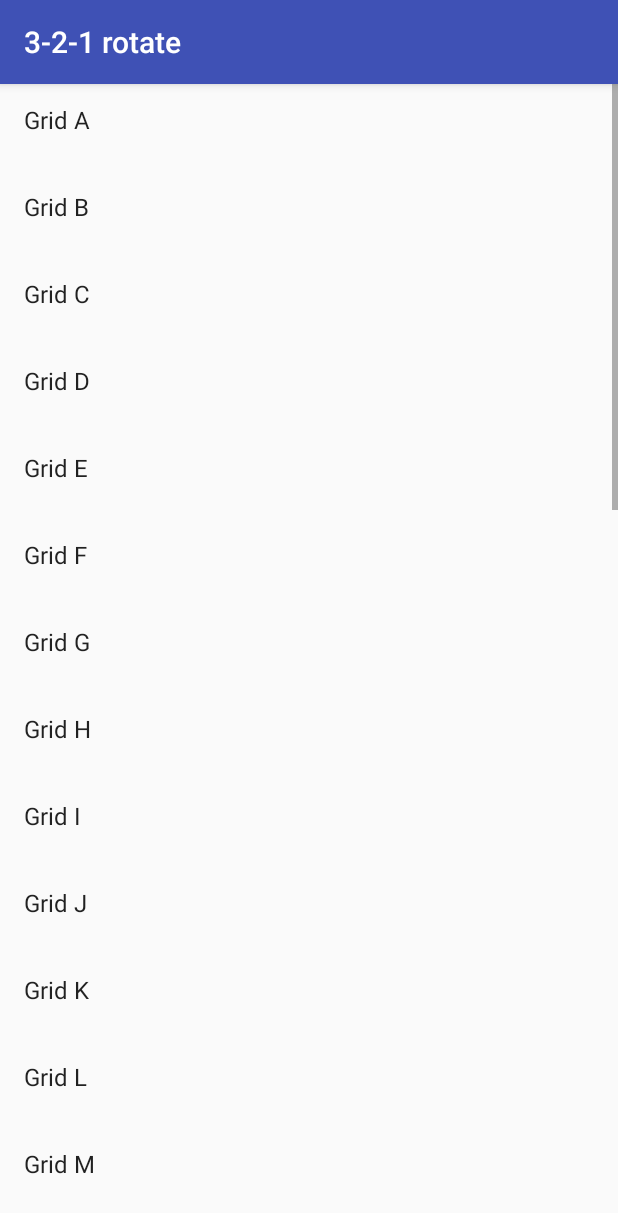
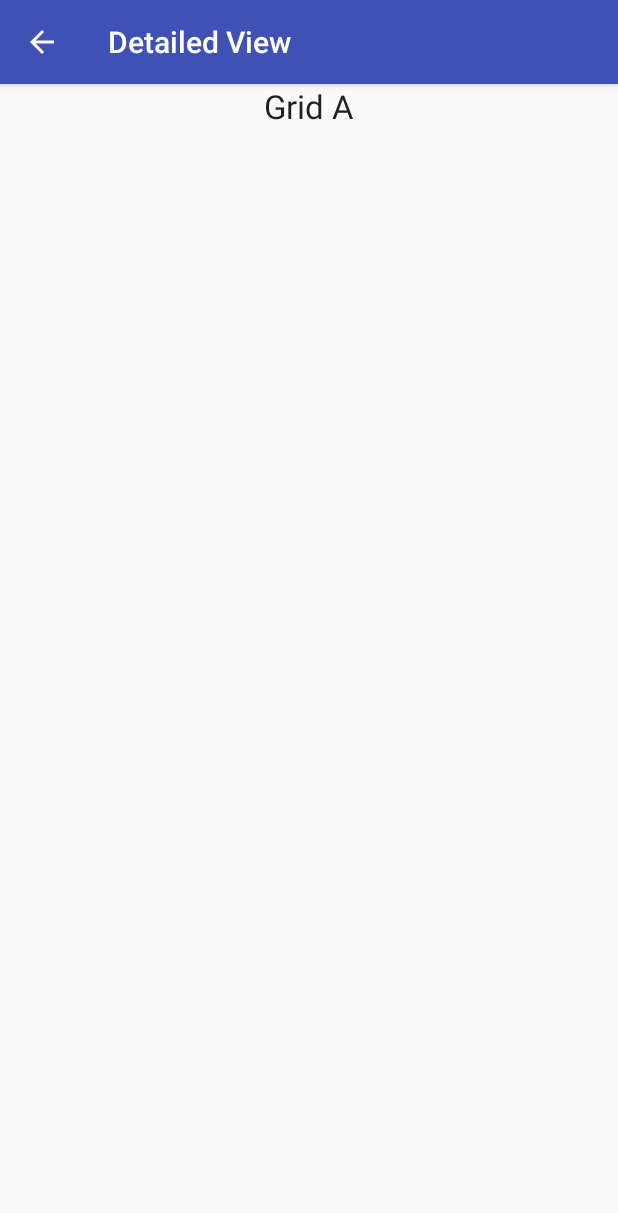
Before and after one commit to robbiemu/3-2-1-rotate, an Android app: the screen it shows after launch (MainActivity before the commit, DetailActivity after it), after a tap on "Grid A", on a phone screen of 412 x 824 dp. Shown: the top 1213 px of the screen. Run offline under Robolectric (Android 15) with nearby library versions, the phone set to English and light mode, and no system bars.

Commit message:
mostly completed. Need to at least fix rotation from one-pane with detail to two pane so it shows the detail

```diff
--- a/app/src/main/java/xyz/selfenrichment/robertotomas/three_two_one_rotate/DetailActivity.java
+++ b/app/src/main/java/xyz/selfenrichment/robertotomas/three_two_one_rotate/DetailActivity.java
@@ -1,10 +1,18 @@
 package xyz.selfenrichment.robertotomas.three_two_one_rotate;
+// Created by RobertoTomás on 0004, 4, 4, 2016.
 
+import android.content.Intent;
 import android.os.Bundle;
+import android.support.annotation.NonNull;
 import android.support.v7.app.AppCompatActivity;
+import android.widget.TextView;
+
+import xyz.selfenrichment.robertotomas.three_two_one_rotate.lib.LayoutUtil;
 
 /**
- * Created by RobertoTomás on 0004, 4, 4, 2016.
+ * This activity is meant for single-pane mode only. It has a handler to detect screenRotation. Each
+ * rotation event will check if the layout qualifies for two-pane mode and if so, defer back to the
+ * activity.
  */
 public class DetailActivity extends AppCompatActivity {
     @Override
@@ -12,16 +20,46 @@ public class DetailActivity extends AppCompatActivity {
         super.onCreate(savedInstanceState);
         setContentView(R.layout.activity_detail);
 
+        handleScreenRotation();
+
         if (savedInstanceState == null) {
+            Intent i = getIntent();
             Bundle arguments = new Bundle();
-            arguments.putParcelable(DetailFragment.DETAIL_TITLE, getIntent().getData());
+            arguments.putString(getString(R.string.key_view_item_title),
+                    i.getStringExtra(getString(R.string.key_view_item_title)));
+            arguments.putInt(getString(R.string.key_grid_view_position),
+                    i.getIntExtra(getString(R.string.key_grid_view_position),0));
 
             DetailFragment fragment = new DetailFragment();
             fragment.setArguments(arguments);
 
             getSupportFragmentManager().beginTransaction()
-                    .add(R.id.fragmentcontainer_details_fragment, fragment)
+                    .add(R.id.fragmentcontainer_detail, fragment)
                     .commit();
+        } // there is no else clause here, as the previous state will already have configured the
+        // textview in the fragment.
+    }
+
+    @Override
+    protected void onResume() {
+        super.onResume();
+
+        handleScreenRotation();
+    }
+
+    private void handleScreenRotation() {
+        if(LayoutUtil.twoPanes(this)){ // if the screen rotated while on single pane, we need to
+            // translate to dual-pane presentation.
+            TextView tv = (TextView) findViewById(R.id.textView);
+
+            int position = _getPositionFromTag(tv);
+            startActivity(new Intent(this, MainActivity.class).putExtra(
+                            getString(R.string.key_grid_view_position), position));
         }
     }
+
+    @NonNull
+    private Integer _getPositionFromTag(TextView tv) {
+        return (Integer) tv.getTag(R.id.tag_grid_view_item_position);
+    }
 }
--- a/app/src/main/java/xyz/selfenrichment/robertotomas/three_two_one_rotate/DetailFragment.java
+++ b/app/src/main/java/xyz/selfenrichment/robertotomas/three_two_one_rotate/DetailFragment.java
@@ -1,23 +1,45 @@
 package xyz.selfenrichment.robertotomas.three_two_one_rotate;
+// Created by RobertoTomás on 0004, 4, 4, 2016.
 
 import android.os.Bundle;
 import android.support.v4.app.Fragment;
+import android.util.Log;
+import android.view.LayoutInflater;
+import android.view.View;
+import android.view.ViewGroup;
 import android.widget.TextView;
 
+
 /**
- * Created by RobertoTomás on 0004, 4, 4, 2016.
+ * The detail fragment contains a textview to show the single item selected of lib/Data data.
+ * The data itself is actually passed through the activities and fragments, rather than calling the
+ * data source again (although in this case, it would be a trivial performance hit).
  */
 public class DetailFragment extends Fragment {
-    public static String DETAIL_TITLE = "title";
+    private String TITLE;
+    private int POSITION;
+    private TextView mTextView;
 
     @Override
-    public void onCreate(Bundle savedInstanceState) {
-        super.onCreate(savedInstanceState);
+    public View onCreateView(LayoutInflater inflater, ViewGroup container,
+            Bundle savedInstanceState) {
 
-    }
+        View rootView = inflater.inflate(R.layout.fragment_detail, container, false);
+        mTextView = (TextView) rootView.findViewById(R.id.textView);
 
-    public void setupTextView() {
-        TextView tv = (TextView) getActivity().findViewById(R.id.textView);
-        tv.setText(DETAIL_TITLE);
+        Bundle arguments = getArguments();
+        if (arguments != null) {
+            TITLE = arguments.getString(getString(R.string.key_view_item_title));
+            POSITION = arguments.getInt(getString(R.string.key_grid_view_position),0);
+        } else {
+            Log.e(DetailFragment.class.getSimpleName(), " in onCreateView: Called " +
+                    "without arguments");
+            return rootView;
+        }
+
+        mTextView.setText(TITLE);
+        mTextView.setTag(R.id.tag_grid_view_item_position, POSITION);
+
+        return rootView;
     }
 }
--- a/app/src/main/java/xyz/selfenrichment/robertotomas/three_two_one_rotate/MainActivity.java
+++ b/app/src/main/java/xyz/selfenrichment/robertotomas/three_two_one_rotate/MainActivity.java
@@ -1,8 +1,14 @@
 package xyz.selfenrichment.robertotomas.three_two_one_rotate;
 
+import android.support.v4.app.Fragment;
+import android.content.Intent;
 import android.os.Bundle;
+import android.support.annotation.NonNull;
 import android.support.v7.app.AppCompatActivity;
-import android.widget.GridView;
+import android.view.View;
+import android.widget.TextView;
+
+import xyz.selfenrichment.robertotomas.three_two_one_rotate.lib.LayoutUtil;
 
 public class MainActivity extends AppCompatActivity implements MainFragment.Callback {
     @Override
@@ -10,31 +16,72 @@ public class MainActivity extends AppCompatActivity implements MainFragment.Call
         super.onCreate(savedInstanceState);
         setContentView(R.layout.activity_main);
 
-        if (findViewById(R.id.fragment_detail) != null) { // you are in two-pane mode
-
+        if (LayoutUtil.twoPanes(this)) {
             // In two-pane mode, show the detail fragment in this activity by adding or replacing
             // the fragmentcontainer in the xml-layout using a fragment transaction.
             if (savedInstanceState == null) {
                 getSupportFragmentManager().beginTransaction()
-                        .replace(R.id.fragmentcontainer_details_fragment,
-                                new DetailFragment(), DetailFragment.class.getSimpleName())
+                        .replace(R.id.fragmentcontainer_detail,
+                                getGridViewFragment(), DetailFragment.class.getSimpleName())
                         .commit();
             }
         }
+
+        /* the id in the <fragment> is to configure an un-instantiated fragment by id, as from the
+           main activity's onCreate with:
+        SomeFragment someFragment = ((SomeFragment)getSupportFragmentManager()
+                .findFragmentById(R.id.this_fragment_id));
+        someFragment.prepareSomeStateForRender(someStateValue);
+        */
     }
 
+    @NonNull
+    private Fragment getGridViewFragment() {
+        Bundle args = null;
+
+        Intent i = getIntent();
+        if (i != null) {
+            args = new Bundle();
+            int scrollTo = i.getIntExtra(getString(R.string.key_grid_view_position),0);
+            args.putInt(getString(R.string.key_grid_view_position), scrollTo);
+        }
+
+        Fragment fragment = new Fragment();
+        if (args != null) {
+            fragment.setArguments(args);
+        }
+        return fragment;
+    }
+
+    /**
+     * MainFragment Callback override - handles click events on gridview items
+     * @param v - the calling view containing the data item
+     * @param pos - the position of the view from the grid_view
+     */
     @Override
-    protected void onSaveInstanceState(Bundle outState) {
-        super.onSaveInstanceState(outState);
-        GridView gv = (GridView) findViewById(R.id.grid_view);
-        if (gv != null) {
-            outState.putInt(Grid_View.POSITION, gv.getScrollY());
+    public void onItemSelected(View v, int pos) {
+        String selectedText = (String) ((TextView) v).getText();
+        // We are splitting the logic here because we don't just need to load the detail fragment
+        // with the data. We also need to completely switch activities if it is single-pane
+        if (LayoutUtil.twoPanes(this)) {
+            Bundle args = new Bundle();
+            args.putString(
+                    getString(R.string.key_view_item_title),
+                    selectedText);
+            args.putInt(getString(R.string.key_grid_view_position), pos);
+
+            DetailFragment fragment = new DetailFragment();
+            fragment.setArguments(args);
+
+            getSupportFragmentManager().beginTransaction()
+                    .replace(R.id.fragmentcontainer_detail, fragment,
+                            DetailFragment.class.getSimpleName())
+                    .commit();
+        } else {
+            Intent intent = new Intent(this, DetailActivity.class)
+                    .putExtra(getString(R.string.key_view_item_title), selectedText)
+                    .putExtra(getString(R.string.key_grid_view_position), pos);
+            startActivity(intent);
         }
     }
-
-    //Callback override
-    @Override
-    public void onItemSelected(int pos) {
-        // we should load the detail fragment with this item's gridview text
-    }
 }
--- a/app/src/main/java/xyz/selfenrichment/robertotomas/three_two_one_rotate/MainFragment.java
+++ b/app/src/main/java/xyz/selfenrichment/robertotomas/three_two_one_rotate/MainFragment.java
@@ -31,7 +31,7 @@ public class MainFragment extends Fragment {
                              Bundle savedInstanceState) {
         Integer pos = null;
         if (savedInstanceState != null){
-            pos = savedInstanceState.getInt(Grid_View.POSITION);
+            pos = savedInstanceState.getInt(getString(R.string.key_grid_view_position));
         }
 
         View rootView = inflater.inflate(R.layout.fragment_main, container, false);
@@ -46,7 +46,7 @@ public class MainFragment extends Fragment {
             @Override
             public void onItemClick(AdapterView<?> parent, View v, int position, long id) {
                 ((Callback) getActivity())
-                        .onItemSelected(position);
+                        .onItemSelected(v, position);
             }
         });
 
@@ -66,6 +66,6 @@ public class MainFragment extends Fragment {
         /**
          * DetailFragmentCallback for when an item has been selected.
          */
-        void onItemSelected(int pos);
+        void onItemSelected(View view, int pos);
     }
 }
--- a/app/src/main/res/layout-sw600dp-land/activity_main.xml
+++ b/app/src/main/res/layout-sw600dp-land/activity_main.xml
@@ -23,7 +23,7 @@
         tools:layout="@layout/fragment_main" />
 
     <FrameLayout
-        android:id="@+id/fragmentcontainer_details_fragment"
+        android:id="@+id/fragmentcontainer_detail"
         android:layout_width="match_parent"
         android:layout_height="match_parent"
         android:layout_weight="2"
--- a/app/src/main/res/layout/activity_detail.xml
+++ b/app/src/main/res/layout/activity_detail.xml
@@ -1,7 +1,8 @@
 <?xml version="1.0" encoding="utf-8"?>
-<LinearLayout xmlns:android="http://schemas.android.com/apk/res/android"
-    android:orientation="vertical" android:layout_width="match_parent"
-    android:layout_height="match_parent">
-
-    <include layout="@layout/fragment_detail" />
-</LinearLayout>
+<FrameLayout xmlns:android="http://schemas.android.com/apk/res/android"
+    xmlns:tools="http://schemas.android.com/tools"
+    android:id="@+id/fragmentcontainer_detail"
+    android:layout_width="match_parent"
+    android:layout_height="match_parent"
+    tools:context="xyz.selfenrichment.robertotomas.three_two_one_rotate.DetailActivity"
+    tools:ignore="MergeRootFrame" />
--- /dev/null
+++ b/app/src/main/res/values/grid_view.xml
@@ -0,0 +1,5 @@
+<?xml version="1.0" encoding="utf-8"?>
+<resources>
+    <item type="id" name="tag_grid_view_item_position"/>
+    <string name="key_grid_view_position" translatable="false">position</string>
+</resources>
--- /dev/null
+++ b/app/src/main/res/values/view_item.xml
@@ -0,0 +1,5 @@
+<?xml version="1.0" encoding="utf-8"?>
+<resources>
+    <item type="id" name="tag_view_item_position"/>
+    <string name="key_view_item_title" translatable="false">title</string>
+</resources>
```
Also changed, not shown: app/src/main/java/xyz/selfenrichment/robertotomas/three_two_one_rotate/Grid_View.java (deleted, +0 -11 lines), app/src/main/res/layout-sw600dp/activity_main.xml (line endings or trailing spaces).
